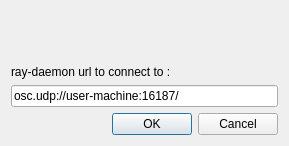
Before: the Qt Designer form resources/ui/daemon_url.ui in Houston4444/RaySession, drawn with Qt 5.
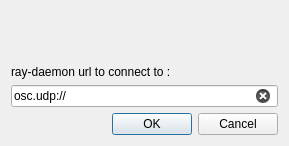
After: the same form once the commit is applied.

Diff of the .ui file:
```diff
--- a/resources/ui/daemon_url.ui
+++ b/resources/ui/daemon_url.ui
@@ -37,7 +37,10 @@
    <item>
     <widget class="QLineEdit" name="lineEdit">
      <property name="text">
-      <string>osc.udp://user-machine:16187/ </string>
+      <string>osc.udp://</string>
+     </property>
+     <property name="clearButtonEnabled">
+      <bool>true</bool>
      </property>
     </widget>
    </item>
```
